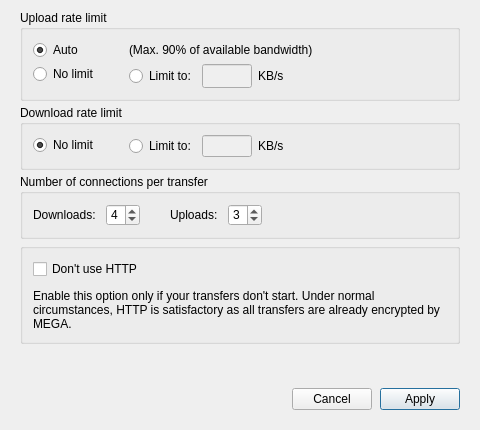
Above: src/MEGASync/gui/linux/BandwidthSettings.ui from meganz/MEGAsync before the change. Below: the same form after it.
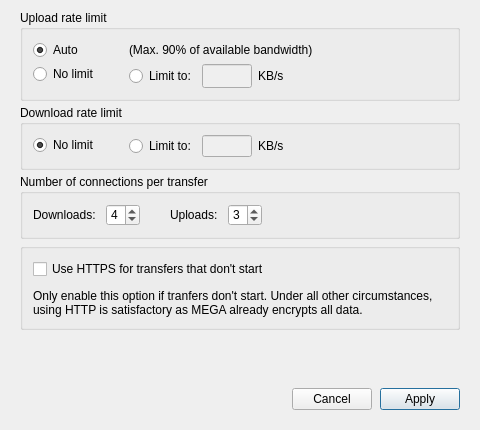
That is the form after the change.

Commit message: SNC-2574 Fixed strings in UI

What changed in the file:
```diff
--- a/src/MEGASync/gui/linux/BandwidthSettings.ui
+++ b/src/MEGASync/gui/linux/BandwidthSettings.ui
@@ -461,7 +461,7 @@
       <item>
        <widget class="QCheckBox" name="cbUseHttps">
         <property name="text">
-         <string>Don't use HTTP</string>
+         <string>Use HTTPS for transfers that don't start</string>
         </property>
        </widget>
       </item>
@@ -474,7 +474,7 @@
          </sizepolicy>
         </property>
         <property name="text">
-         <string>Enable this option only if your transfers don't start. Under normal circumstances, HTTP is satisfactory as all transfers are already encrypted by MEGA.</string>
+         <string>Only enable this option if tranfers don't start. Under all other circumstances, using HTTP is satisfactory as MEGA already encrypts all data.</string>
         </property>
         <property name="wordWrap">
          <bool>true</bool>
```
The commit also changes 3 other files.
